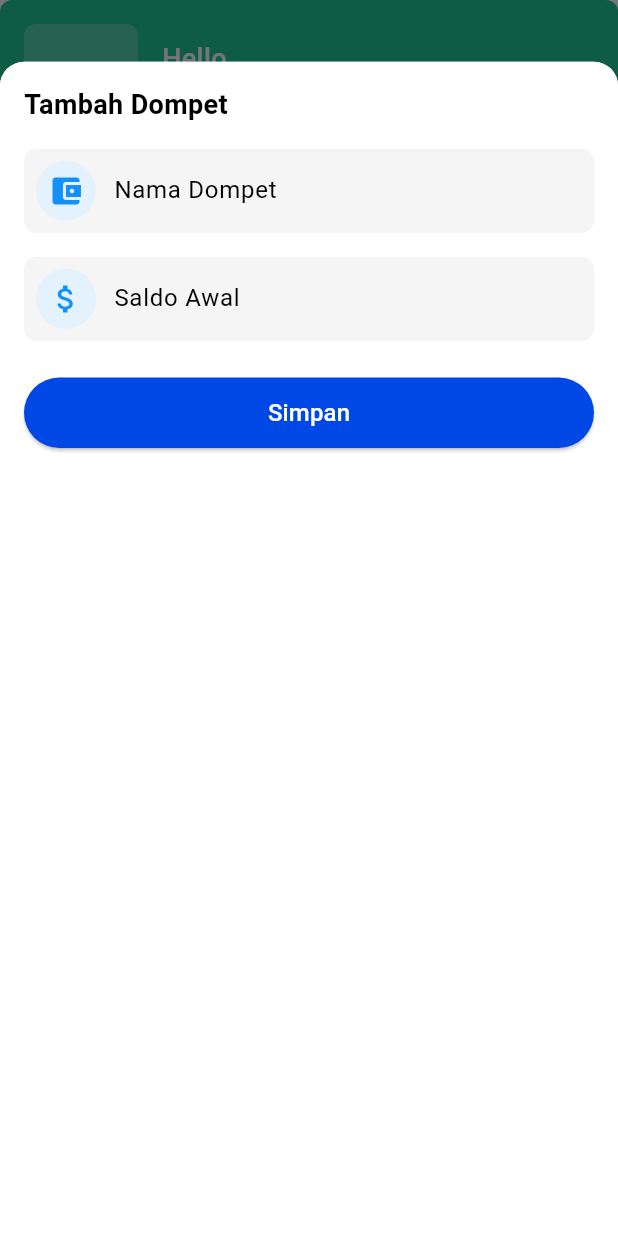
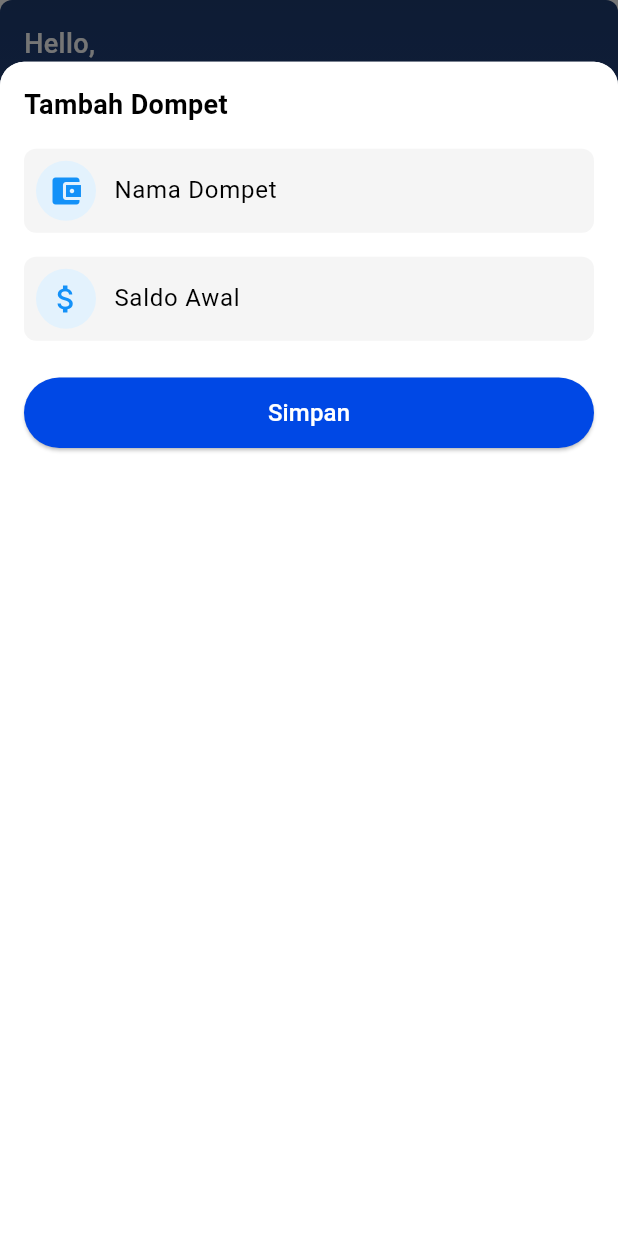
Before and after one commit to HenryBS18/fe_catat_uangku, a Flutter app: the HeaderWalletWidget widget shown alone on an empty page, opened directly, after a tap on "Tambahkan Dompet", on a phone screen of 412 x 824 dp. Run offline on Flutter 3.47's test engine with Material 3 defaults, Android fonts, the phone set to English and light mode, and no system bars; our stand-ins replace bloc, camera, dio, fl_chart, flutter_bloc, flutter_svg and 4 more; missing offline and left inert: restart_app; accounts and stored records are empty; network calls fail.

Commit message:
update error di edit wallet

```diff
--- a/lib/pages/profile_page.dart
+++ b/lib/pages/profile_page.dart
@@ -117,9 +117,7 @@ class _ProfilePageState extends State<ProfilePage> {
       shadowColor: const Color.fromRGBO(0, 0, 0, 2),
       child: Column(
         children: [
-          const SizedBox(height: 16),
-          const CircleAvatar(radius: 40),
-          const SizedBox(height: 8),
+          const SizedBox(height: 28),
           Text(name,
               style:
                   const TextStyle(fontSize: 20, fontWeight: FontWeight.bold)),
--- a/lib/widgets/home_widgets/header_wallet_widget.dart
+++ b/lib/widgets/home_widgets/header_wallet_widget.dart
@@ -18,7 +18,14 @@ class HeaderWalletWidget extends StatelessWidget {
 
             return Container(
               decoration: BoxDecoration(
-                color: const Color(0xff20C997),
+                gradient: const LinearGradient(
+                  begin: Alignment.topCenter,
+                  end: Alignment.bottomCenter,
+                  colors: [
+                    Color(0xFF1E3C72), // deep blue
+                    Color.fromARGB(255, 66, 117, 205), // soft royal blue
+                  ],
+                ),
                 borderRadius: BorderRadius.circular(8),
               ),
               padding: const EdgeInsets.all(16),
@@ -26,15 +33,6 @@ class HeaderWalletWidget extends StatelessWidget {
                 children: [
                   Row(
                     children: [
-                      Container(
-                        width: 76,
-                        height: 76,
-                        decoration: BoxDecoration(
-                          color: Colors.white24,
-                          borderRadius: BorderRadius.circular(8),
-                        ),
-                      ),
-                      const SizedBox(width: 16),
                       Column(
                         crossAxisAlignment: CrossAxisAlignment.start,
                         children: [
@@ -85,6 +83,13 @@ class HeaderWalletWidget extends StatelessWidget {
                                 padding: const EdgeInsets.all(16),
                                 decoration: BoxDecoration(
                                   color: Colors.grey.shade300,
+                                  boxShadow: [
+                                    BoxShadow(
+                                      color: Colors.black.withOpacity(0.3),
+                                      blurRadius: 8,
+                                      offset: const Offset(0, 4),
+                                    ),
+                                  ],
                                   borderRadius: BorderRadius.circular(8),
                                 ),
                                 child: Column(
--- a/lib/widgets/modals/add_wallet_modal.dart
+++ b/lib/widgets/modals/add_wallet_modal.dart
@@ -111,6 +111,10 @@ class _AddWalletModalState extends State<AddWalletModal> {
             TextField(
               controller: _balanceController,
               keyboardType: TextInputType.number,
+              inputFormatters: [
+                FilteringTextInputFormatter.digitsOnly,
+                ThousandsSeparatorInputFormatter(),
+              ],
               decoration: InputDecoration(
                   labelText: 'Saldo Awal',
                   filled: true,
```
Also changed, not shown: lib/main.dart (+8 -0 lines), lib/pages/wallet_detail_page.dart (+6 -20 lines).
